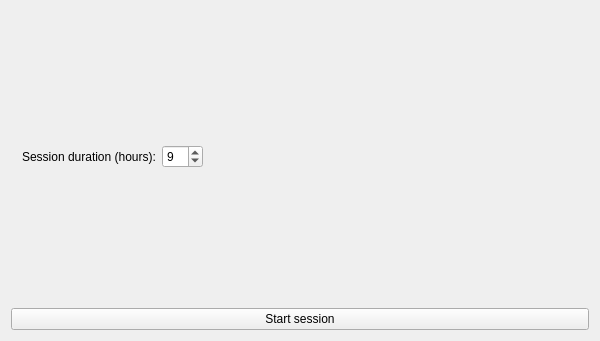
Qt form Productivity/TaskTracker/TaskTracker.ui (Hitonoriol/HxNxToolkit) before a commit.
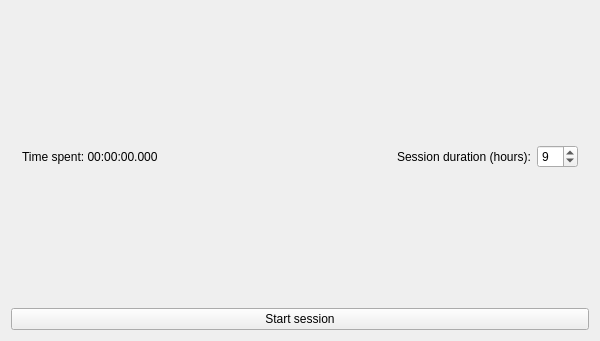
The same form after that commit.

Commit message: Show total time spent on tasks

```diff
--- a/Productivity/TaskTracker/TaskTracker.ui
+++ b/Productivity/TaskTracker/TaskTracker.ui
@@ -18,16 +18,9 @@
     <widget class="QWidget" name="DurationWidget" native="true">
      <layout class="QHBoxLayout" name="horizontalLayout">
       <item>
-       <widget class="QLabel" name="label">
+       <widget class="QLabel" name="TimeLabel">
         <property name="text">
-         <string>Session duration (hours):</string>
-        </property>
-       </widget>
-      </item>
-      <item>
-       <widget class="QSpinBox" name="SessionDurationBox">
-        <property name="value">
-         <number>9</number>
+         <string>Time spent: 00:00:00.000</string>
         </property>
        </widget>
       </item>
@@ -44,6 +37,20 @@
         </property>
        </spacer>
       </item>
+      <item>
+       <widget class="QLabel" name="label">
+        <property name="text">
+         <string>Session duration (hours):</string>
+        </property>
+       </widget>
+      </item>
+      <item>
+       <widget class="QSpinBox" name="SessionDurationBox">
+        <property name="value">
+         <number>9</number>
+        </property>
+       </widget>
+      </item>
      </layout>
     </widget>
    </item>
```
The commit also changes 4 other files.
